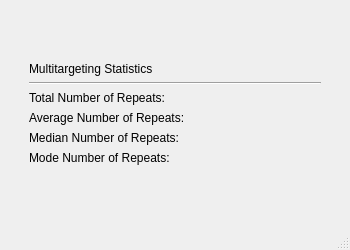
The window that multitargeting_stats.ui (TrinhLab/CASPERapp) describes before a commit, drawn with Qt 5.
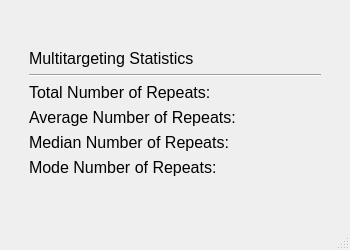
The same window after the commit.

What changed in the file:
```diff
--- a/multitargeting_stats.ui
+++ b/multitargeting_stats.ui
@@ -10,6 +10,11 @@
     <height>250</height>
    </rect>
   </property>
+  <property name="font">
+   <font>
+    <pointsize>12</pointsize>
+   </font>
+  </property>
   <property name="windowTitle">
    <string>MainWindow</string>
   </property>
```
